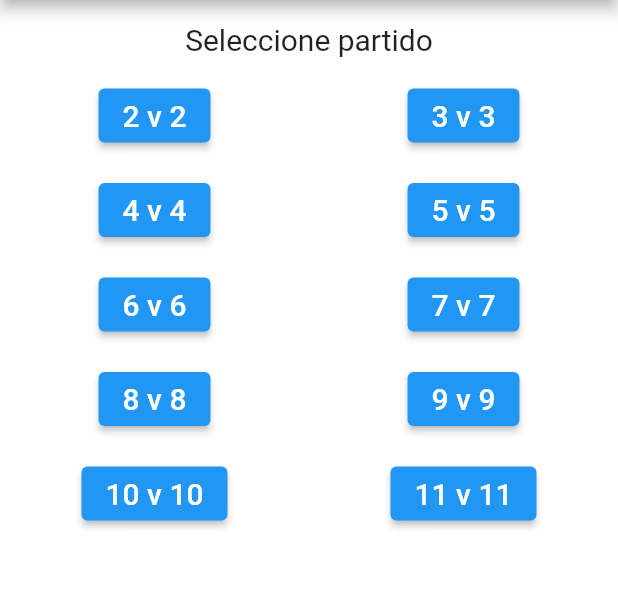
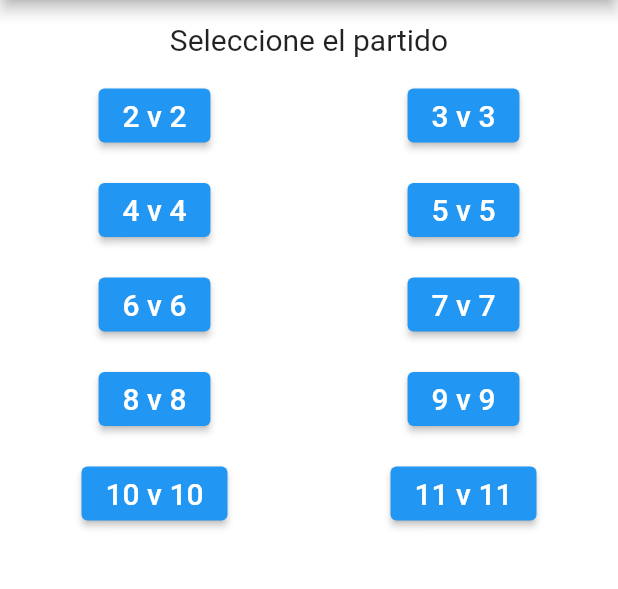
Before and after one commit to Nocolais95/generador-de-equipos, a Flutter app: the screen it shows after launch, on a phone screen of 412 x 824 dp, the part 84-673 px from its top. Run offline on Flutter 3.47's test engine with Material 2 defaults, Android fonts, the phone set to English and light mode, and no system bars.

Commit message:
tercer commit en branch1

```diff
--- a/equipos/lib/screens/home.dart
+++ b/equipos/lib/screens/home.dart
@@ -20,7 +20,7 @@ class HomeScreen extends StatelessWidget {
         child: ListView(
               children: [
                 const SizedBox(height: 15),
-                const Text('Seleccione partido', style: TextStyle(fontSize: 20), textAlign: TextAlign.center),
+                const Text('Seleccione el partido', style: TextStyle(fontSize: 20), textAlign: TextAlign.center),
                 const SizedBox(height: 15,),
                 Row(
                   mainAxisAlignment: MainAxisAlignment.spaceAround,
```
